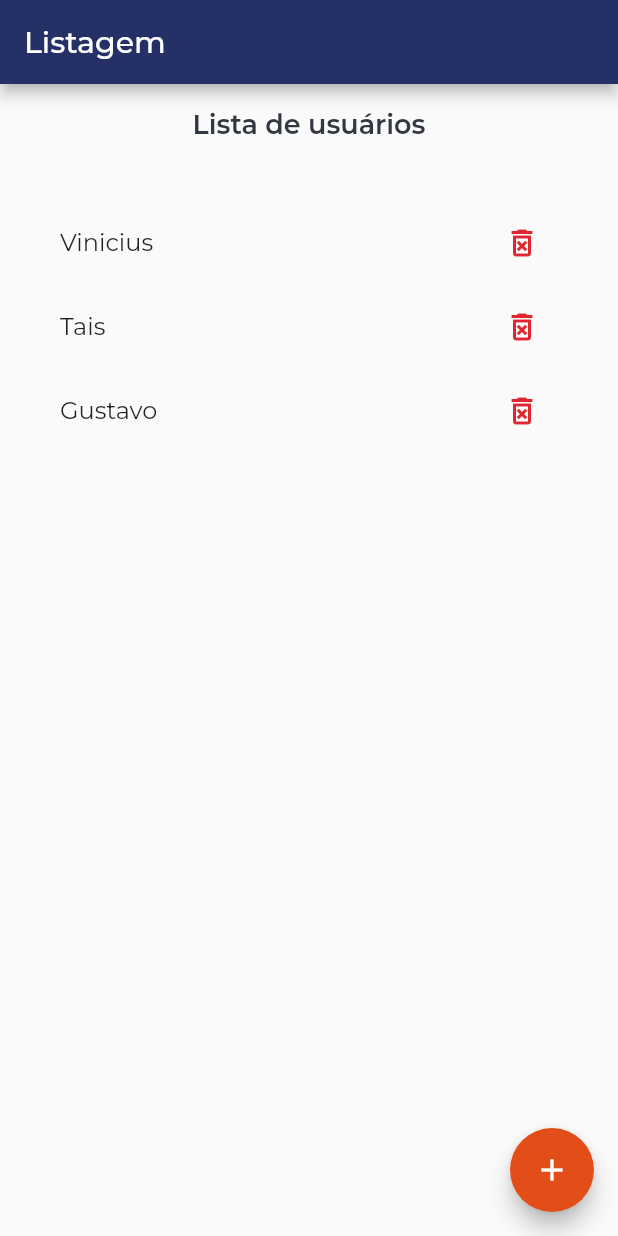
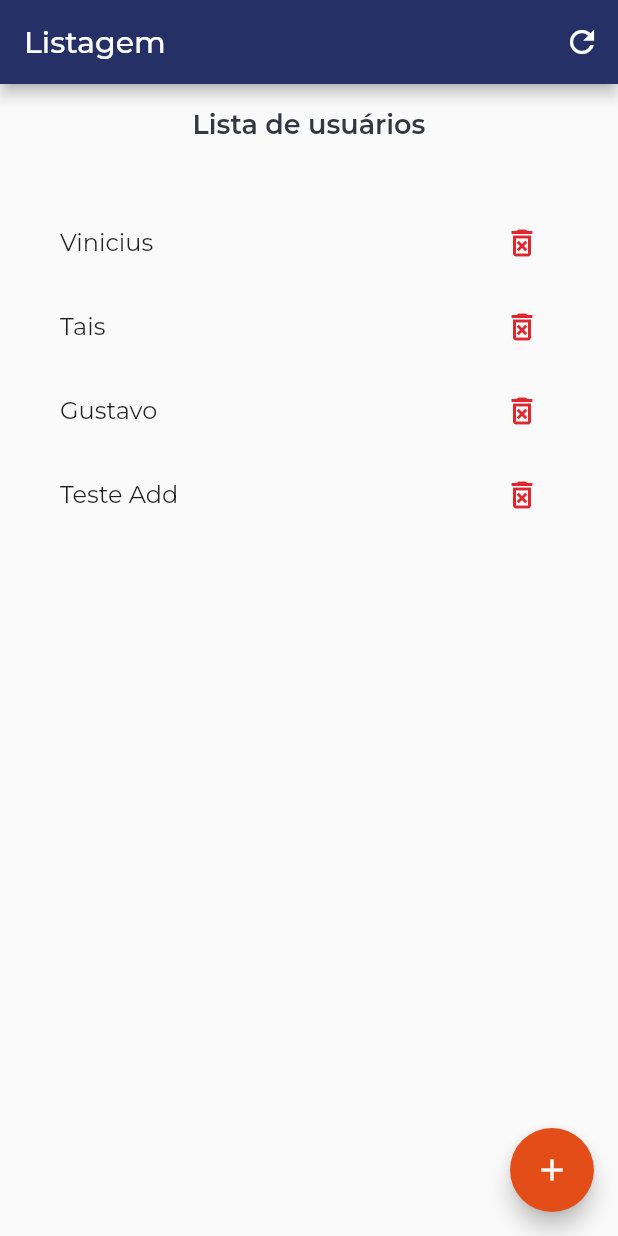
Before and after one commit to ViniciusPii/bloc-vs-bloc-pkg, a Flutter app: the screen it shows after launch, after a tap on the "add" icon, on a phone screen of 412 x 824 dp. Run offline on Flutter 3.47's test engine with Material 2 defaults, Android fonts, the phone set to English and light mode, and no system bars; our stand-ins replace get_it, google_fonts.

Commit message:
bloc puro + getIt

```diff
--- a/lib/src/modules/crud/list_users/list_users_page.dart
+++ b/lib/src/modules/crud/list_users/list_users_page.dart
@@ -37,6 +37,14 @@ class _ListUsersPageState extends State<ListUsersPage> {
     return Scaffold(
       appBar: AppBar(
         title: const Text('Listagem'),
+        actions: [
+          IconButton(
+            onPressed: () => controller.listUserEventSink.add(
+              LoadListUsersEvent(),
+            ),
+            icon: const Icon(Icons.refresh),
+          ),
+        ],
       ),
       body: Padding(
         padding: const EdgeInsets.symmetric(
@@ -77,7 +85,11 @@ class _ListUsersPageState extends State<ListUsersPage> {
         ),
       ),
       floatingActionButton: FloatingActionButton(
-        onPressed: () {},
+        onPressed: () => controller.listUserEventSink.add(
+          AddListUsersEvent(
+            user: UserModel(name: 'Teste Add'),
+          ),
+        ),
         child: const Icon(Icons.add),
       ),
     );
```
